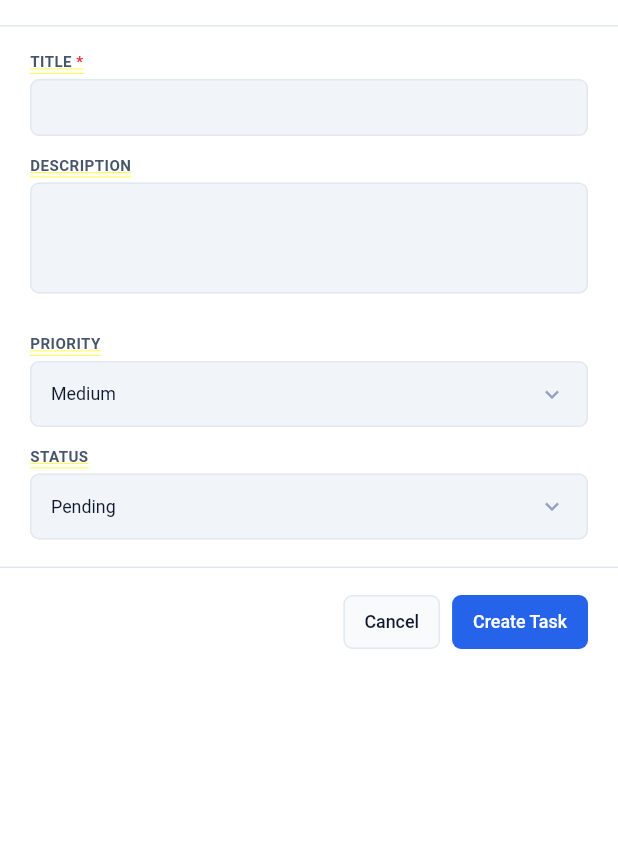
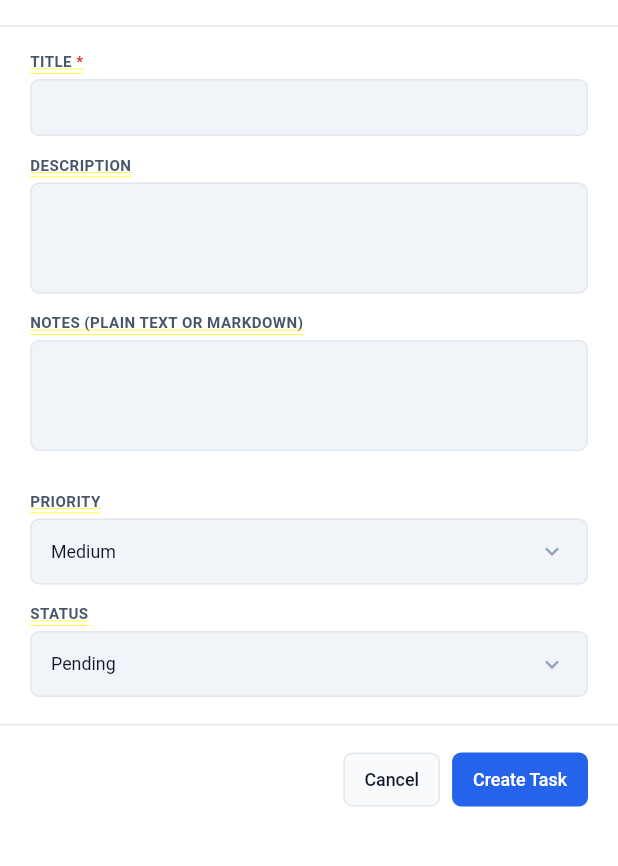
Before and after one commit to zainknoman/TaskTracker, a Flutter app: the TaskFormSheet screen opened directly, on a phone screen of 412 x 824 dp, the part 59-925 px from its top. Run offline on Flutter 3.47's test engine with Material 3 defaults, Android fonts, the phone set to English and light mode, and no system bars; our stand-ins replace file_picker, flutter_markdown_plus, flutter_riverpod, go_router, share_plus, supabase_flutter; accounts and stored records are empty.

Commit message:
Add Markdown-capable notes to Flutter task form

```diff
--- a/flutter_app/lib/features/tasks/task_form_sheet.dart
+++ b/flutter_app/lib/features/tasks/task_form_sheet.dart
@@ -1,5 +1,6 @@
 import 'package:flutter/material.dart';
 import 'package:flutter_riverpod/flutter_riverpod.dart';
+import 'package:flutter_markdown_plus/flutter_markdown_plus.dart';
 
 import '../../data/exceptions.dart';
 import '../../models/task.dart';
@@ -35,6 +36,7 @@ class _TaskFormSheetState extends ConsumerState<TaskFormSheet> {
   final _formKey = GlobalKey<FormState>();
   late final TextEditingController _titleController;
   late final TextEditingController _descriptionController;
+  late final TextEditingController _notesController;
   String? _projectId;
   String _priority = 'medium';
   String _status = 'pending';
@@ -48,6 +50,7 @@ class _TaskFormSheetState extends ConsumerState<TaskFormSheet> {
     _descriptionController = TextEditingController(
       text: existing?.description ?? '',
     );
+    _notesController = TextEditingController(text: existing?.notes ?? '');
     _projectId = existing?.projectId ?? widget.initialProjectId;
     _priority = existing?.priority ?? 'medium';
     _status = existing?.status ?? 'pending';
@@ -57,6 +60,7 @@ class _TaskFormSheetState extends ConsumerState<TaskFormSheet> {
   void dispose() {
     _titleController.dispose();
     _descriptionController.dispose();
+    _notesController.dispose();
     super.dispose();
   }
 
@@ -73,6 +77,7 @@ class _TaskFormSheetState extends ConsumerState<TaskFormSheet> {
           widget.existing!.copyWith(
             title: _titleController.text.trim(),
             description: _descriptionController.text.trim(),
+            notes: _notesController.text.trim(),
             priority: _priority,
             status: _status,
           ),
@@ -86,6 +91,7 @@ class _TaskFormSheetState extends ConsumerState<TaskFormSheet> {
             projectId: _projectId!,
             title: _titleController.text.trim(),
             description: _descriptionController.text.trim(),
+            notes: _notesController.text.trim(),
             priority: _priority,
             status: _status,
             progress: 0,
@@ -144,6 +150,16 @@ class _TaskFormSheetState extends ConsumerState<TaskFormSheet> {
               maxLines: 3,
             ),
             const SizedBox(height: 14),
+            AppTextField(
+              label: 'Notes (plain text or Markdown)',
+              controller: _notesController,
+              maxLines: 5,
+            ),
+            if (_notesController.text.trim().isNotEmpty) ...[
+              const SizedBox(height: 8),
+              MarkdownBody(data: _notesController.text.trim()),
+            ],
+            const SizedBox(height: 14),
             if (projectsAsync != null)
               projectsAsync.when(
                 data: (projects) => AppDropdown<String>(
```
